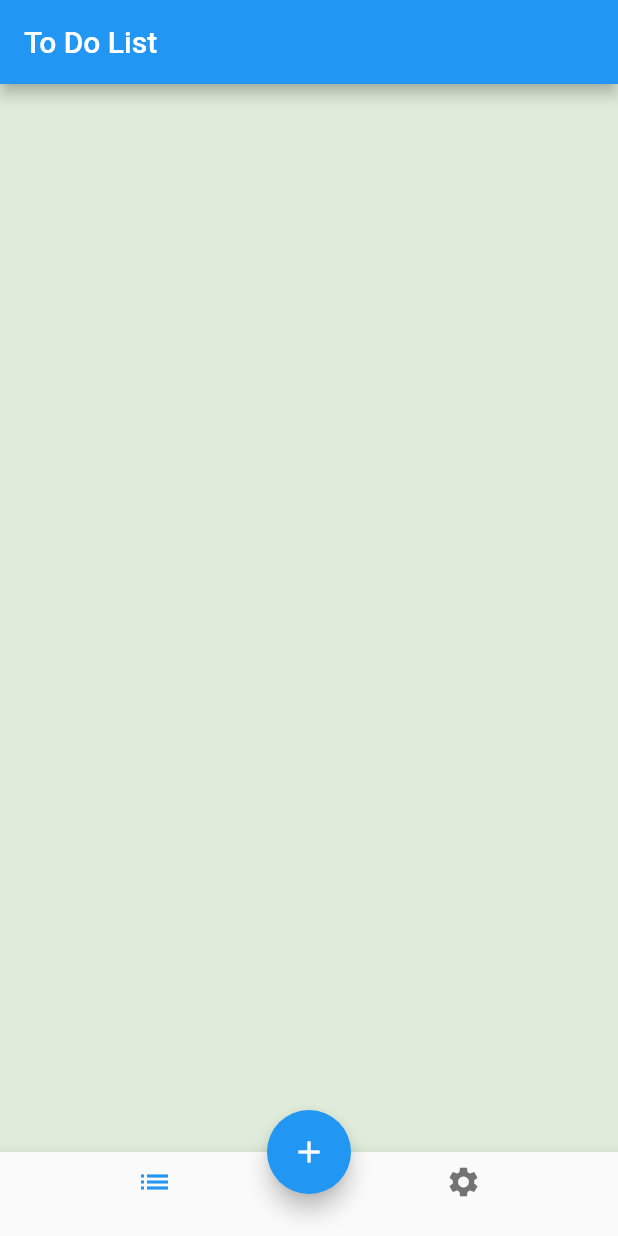
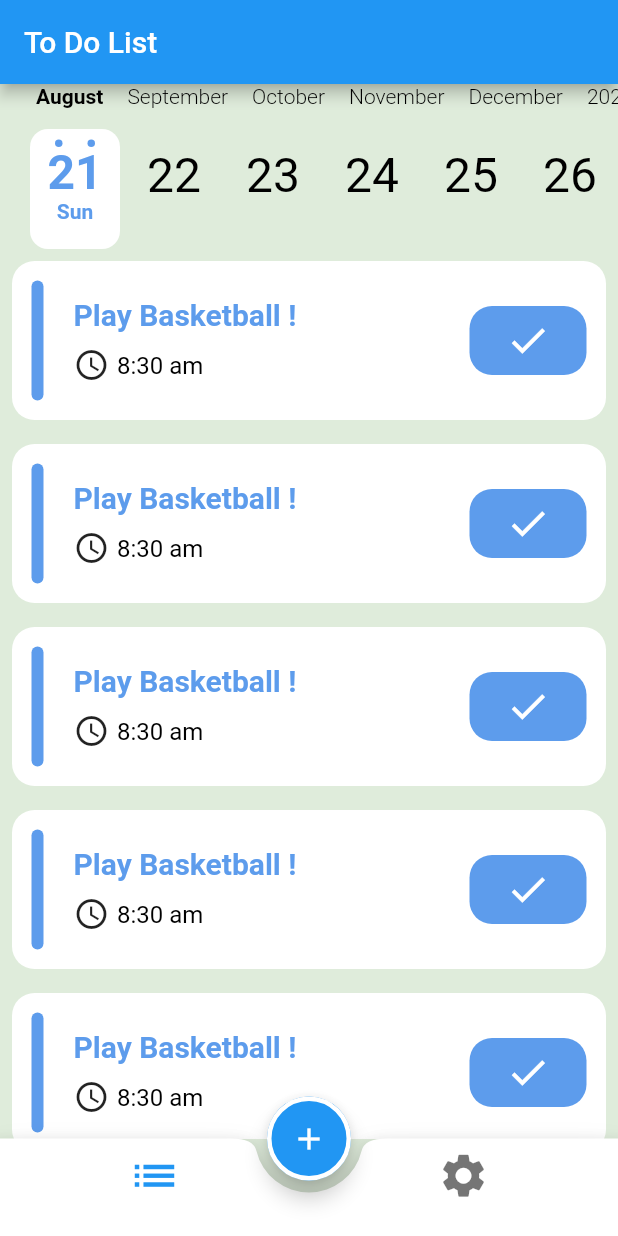
Before and after one commit to EsraaHass/ToDo_app, a Flutter app: the screen it shows after launch, on a phone screen of 412 x 824 dp. Run offline on Flutter 3.47's test engine with Material 2 defaults, Android fonts, the phone set to English and light mode, and no system bars; drawn by our look-alikes of calendar_timeline, flutter_slidable.

Commit message:
initialize todo Project. add setting and list tabs. make UI for list tab.

```diff
--- /dev/null
+++ b/lib/Home/home_screen.dart
@@ -0,0 +1,57 @@
+import 'package:flutter/material.dart';
+import 'package:todo/Home/list/list_tab.dart';
+import 'package:todo/Home/settings/settings_tab.dart';
+
+class HomeScreen extends StatefulWidget {
+  static const String routeName = 'HomeScreen';
+
+  @override
+  State<HomeScreen> createState() => _HomeScreenState();
+}
+
+class _HomeScreenState extends State<HomeScreen> {
+  int selectedIndex = 0;
+
+  @override
+  Widget build(BuildContext context) {
+    return Scaffold(
+      appBar: AppBar(
+        title: Text('To Do List'),
+      ),
+      floatingActionButtonLocation: FloatingActionButtonLocation.centerDocked,
+      floatingActionButton: FloatingActionButton(
+        onPressed: () {},
+        child: Icon(Icons.add),
+        shape: StadiumBorder(
+          side: BorderSide(color: Colors.white, width: 3),
+        ),
+      ),
+      bottomNavigationBar: BottomAppBar(
+        shape: CircularNotchedRectangle(),
+        notchMargin: 8,
+        child: BottomNavigationBar(
+          backgroundColor: Colors.transparent,
+          elevation: 0,
+          currentIndex: selectedIndex,
+          onTap: (index) {
+            selectedIndex = index;
+            setState(() {});
+          },
+          items: [
+            BottomNavigationBarItem(
+              icon: Icon(Icons.list),
+              label: '',
+            ),
+            BottomNavigationBarItem(
+              icon: Icon(Icons.settings),
+              label: '',
+            ),
+          ],
+        ),
+      ),
+      body: tabs[selectedIndex],
+    );
+  }
+
+  var tabs = [List_tab(), Settings_tab()];
+}
--- /dev/null
+++ b/lib/Home/list/Task_body.dart
@@ -0,0 +1,86 @@
+import 'package:flutter/material.dart';
+import 'package:flutter_slidable/flutter_slidable.dart';
+import 'package:todo/my_theme.dart';
+
+class Task_Body extends StatelessWidget {
+  @override
+  Widget build(BuildContext context) {
+    return Container(
+      margin: EdgeInsets.all(8),
+      child: Slidable(
+        startActionPane: ActionPane(
+          motion: DrawerMotion(),
+          children: [
+            // A SlidableAction can have an icon and/or a label.
+            SlidableAction(
+              onPressed: (_) {},
+              backgroundColor: MyTheme.red,
+              foregroundColor: Colors.white,
+              icon: Icons.delete,
+              label: 'Delete',
+              borderRadius: BorderRadius.only(
+                  topLeft: Radius.circular(15),
+                  bottomLeft: Radius.circular(15)),
+            ),
+          ],
+        ),
+        child: Container(
+          padding: EdgeInsets.all(13),
+          decoration: BoxDecoration(
+              color: Colors.white, borderRadius: BorderRadius.circular(15)),
+          child: Row(
+            children: [
+              Container(
+                width: 8,
+                height: 80,
+                decoration: BoxDecoration(
+                    color: MyTheme.lightPrimary,
+                    borderRadius: BorderRadius.circular(5)),
+              ),
+              SizedBox(
+                width: 20,
+              ),
+              Expanded(
+                child: Column(
+                  crossAxisAlignment: CrossAxisAlignment.start,
+                  children: [
+                    Text(
+                      'Play Basketball !',
+                      style: Theme.of(context).textTheme.titleMedium,
+                    ),
+                    SizedBox(
+                      height: 10,
+                    ),
+                    Row(
+                      mainAxisAlignment: MainAxisAlignment.start,
+                      children: [
+                        Icon(Icons.access_time),
+                        SizedBox(
+                          width: 5,
+                        ),
+                        Text(
+                          '8:30 am',
+                          style: Theme.of(context).textTheme.bodySmall,
+                        ),
+                      ],
+                    )
+                  ],
+                ),
+              ),
+              Container(
+                  decoration: BoxDecoration(
+                      color: MyTheme.lightPrimary,
+                      borderRadius: BorderRadius.circular(15)),
+                  padding: EdgeInsets.symmetric(vertical: 8, horizontal: 24),
+                  child: Icon(
+                    Icons.check,
+                    color: Colors.white,
+                    size: 30,
+                  ))
+            ],
+          ),
+        ),
+      ),
+    );
+  }
+}
--- /dev/null
+++ b/lib/Home/list/list_tab.dart
@@ -0,0 +1,39 @@
+import 'package:calendar_timeline/calendar_timeline.dart';
+import 'package:flutter/material.dart';
+import 'package:todo/Home/list/Task_body.dart';
+
+class List_tab extends StatelessWidget {
+  @override
+  Widget build(BuildContext context) {
+    return Container(
+      child: Column(
+        children: [
+          CalendarTimeline(
+            showYears: true,
+            initialDate: DateTime.now(),
+            firstDate: DateTime.now().subtract(Duration(days: 365)),
+            lastDate: DateTime.now().add(Duration(days: 365)),
+            onDateSelected: (date) {
+              // on user choose new date
+            },
+            leftMargin: 20,
+            monthColor: Colors.black,
+            dayColor: Colors.black,
+            activeDayColor: Theme.of(context).primaryColor,
+            activeBackgroundDayColor: Colors.white,
+            dotsColor: Theme.of(context).primaryColor,
+            selectableDayPredicate: (date) => true,
+          ),
+          Expanded(
+            child: ListView.builder(
+              itemBuilder: (_, index) {
+                return Task_Body();
+              },
+              itemCount: 20,
+            ),
+          ),
+        ],
+      ),
+    );
+  }
+}
--- /dev/null
+++ b/lib/Home/settings/settings_tab.dart
@@ -0,0 +1,12 @@
+import 'package:flutter/material.dart';
+
+class Settings_tab extends StatelessWidget {
+  @override
+  Widget build(BuildContext context) {
+    return Container(
+      child: Column(
+        children: [Center(child: Text('settings'))],
+      ),
+    );
+  }
+}
--- a/lib/home_screen.dart
+++ /dev/null
@@ -1,43 +0,0 @@
-import 'package:flutter/material.dart';
-
-class HomeScreen extends StatefulWidget {
-  static const String routeName = 'HomeScreen';
-
-  @override
-  State<HomeScreen> createState() => _HomeScreenState();
-}
-
-class _HomeScreenState extends State<HomeScreen> {
-  int selectedIndex = 0;
-
-  @override
-  Widget build(BuildContext context) {
-    return Scaffold(
-      appBar: AppBar(
-        title: Text('To Do List'),
-      ),
-      floatingActionButtonLocation: FloatingActionButtonLocation.centerDocked,
-      floatingActionButton: FloatingActionButton(
-        onPressed: () {},
-        child: Icon(Icons.add),
-      ),
-      bottomNavigationBar: BottomNavigationBar(
-        currentIndex: selectedIndex,
-        onTap: (index) {
-          selectedIndex = index;
-          setState(() {});
-        },
-        items: [
-          BottomNavigationBarItem(
-            icon: Icon(Icons.list),
-            label: '',
-          ),
-          BottomNavigationBarItem(
-            icon: Icon(Icons.settings),
-            label: '',
-          ),
-        ],
-      ),
-    );
-  }
-}
--- a/lib/main.dart
+++ b/lib/main.dart
@@ -1,5 +1,5 @@
 import 'package:flutter/material.dart';
-import 'package:todo/home_screen.dart';
+import 'package:todo/Home/home_screen.dart';
 import 'package:todo/my_theme.dart';
 
 void main() {
--- a/lib/my_theme.dart
+++ b/lib/my_theme.dart
@@ -11,6 +11,17 @@ class MyTheme {
 
   static final lightTheme = ThemeData(
     primaryColor: lightPrimary,
-    scaffoldBackgroundColor: LightscaffoldBackGroundColor,
-  );
+      scaffoldBackgroundColor: LightscaffoldBackGroundColor,
+      bottomNavigationBarTheme: BottomNavigationBarThemeData(
+        selectedIconTheme: IconThemeData(size: 35),
+        unselectedIconTheme: IconThemeData(size: 35),
+      ),
+      textTheme: TextTheme(
+        titleMedium: TextStyle(
+            color: lightPrimary, fontSize: 20, fontWeight: FontWeight.bold),
+        bodySmall: TextStyle(
+          color: Colors.black,
+          fontSize: 16,
+        ),
+      ));
 }
--- a/pubspec.yaml
+++ b/pubspec.yaml
@@ -31,7 +31,8 @@ environment:
 dependencies:
   flutter:
     sdk: flutter
-
+  calendar_timeline: ^1.0.5
+  flutter_slidable: ^2.0.0
 
   # The following adds the Cupertino Icons font to your application.
   # Use with the CupertinoIcons class for iOS style icons.
```
Also changed, not shown: pubspec.lock.
